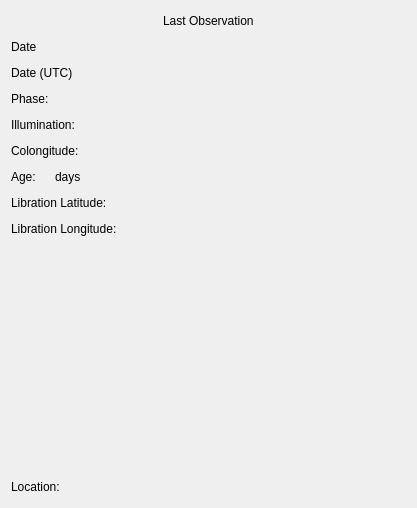
Old version of the form res/ui/widgets/moon_info_tab.ui in the repository mareuter/lct-python.
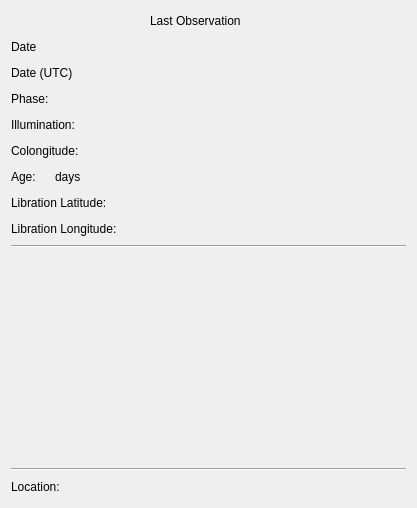
New version of the form.

Commit message: Refs #8. Adding horizontal rules to UI.

Diff of the .ui file:
```diff
--- a/res/ui/widgets/moon_info_tab.ui
+++ b/res/ui/widgets/moon_info_tab.ui
@@ -14,7 +14,7 @@
    <string/>
   </property>
   <layout class="QGridLayout" name="gridLayout">
-   <item row="0" column="0" colspan="2">
+   <item row="0" column="0">
     <layout class="QHBoxLayout" name="horizontalLayout_10">
      <item>
       <spacer name="horizontalSpacer_10">
@@ -82,7 +82,7 @@
      </item>
     </layout>
    </item>
-   <item row="2" column="0" colspan="2">
+   <item row="2" column="0">
     <layout class="QHBoxLayout" name="horizontalLayout">
      <item>
       <widget class="QLabel" name="utc_date_label">
@@ -113,7 +113,7 @@
      </item>
     </layout>
    </item>
-   <item row="3" column="0" colspan="2">
+   <item row="3" column="0">
     <layout class="QHBoxLayout" name="horizontalLayout_6">
      <item>
       <widget class="QLabel" name="moon_phase_label">
@@ -144,7 +144,7 @@
      </item>
     </layout>
    </item>
-   <item row="4" column="0" colspan="2">
+   <item row="4" column="0">
     <layout class="QHBoxLayout" name="horizontalLayout_3">
      <item>
       <widget class="QLabel" name="moon_illum_label">
@@ -175,7 +175,7 @@
      </item>
     </layout>
    </item>
-   <item row="5" column="0" colspan="2">
+   <item row="5" column="0">
     <layout class="QHBoxLayout" name="horizontalLayout_4">
      <item>
       <widget class="QLabel" name="moon_colong_label">
@@ -206,7 +206,7 @@
      </item>
     </layout>
    </item>
-   <item row="6" column="0" colspan="2">
+   <item row="6" column="0">
     <layout class="QHBoxLayout" name="horizontalLayout_5">
      <item>
       <widget class="QLabel" name="moon_age_label">
@@ -244,7 +244,7 @@
      </item>
     </layout>
    </item>
-   <item row="7" column="0" colspan="2">
+   <item row="7" column="0">
     <layout class="QHBoxLayout" name="horizontalLayout_7">
      <item>
       <widget class="QLabel" name="moon_libration_lat_label">
@@ -275,7 +275,7 @@
      </item>
     </layout>
    </item>
-   <item row="8" column="0" colspan="2">
+   <item row="8" column="0">
     <layout class="QHBoxLayout" name="horizontalLayout_8">
      <item>
       <widget class="QLabel" name="moon_libration_long_label">
@@ -306,7 +306,17 @@
      </item>
     </layout>
    </item>
-   <item row="9" column="1">
+   <item row="9" column="0" colspan="2">
+    <widget class="QFrame" name="frame">
+     <property name="frameShape">
+      <enum>QFrame::HLine</enum>
+     </property>
+     <property name="frameShadow">
+      <enum>QFrame::Sunken</enum>
+     </property>
+    </widget>
+   </item>
+   <item row="10" column="1">
     <spacer name="verticalSpacer">
      <property name="orientation">
       <enum>Qt::Vertical</enum>
@@ -319,7 +329,17 @@
      </property>
     </spacer>
    </item>
-   <item row="10" column="0" colspan="2">
+   <item row="11" column="0" colspan="2">
+    <widget class="QFrame" name="frame_2">
+     <property name="frameShape">
+      <enum>QFrame::HLine</enum>
+     </property>
+     <property name="frameShadow">
+      <enum>QFrame::Sunken</enum>
+     </property>
+    </widget>
+   </item>
+   <item row="12" column="0">
     <layout class="QHBoxLayout" name="horizontalLayout_2">
      <item>
       <widget class="QLabel" name="location_label">
```
